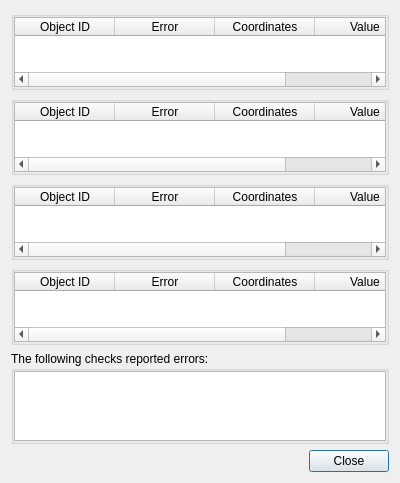
Old version of the form src/plugins/geometry_checker/ui/qgsgeometrycheckerfixsummarydialog.ui in the repository qgis/QGIS.
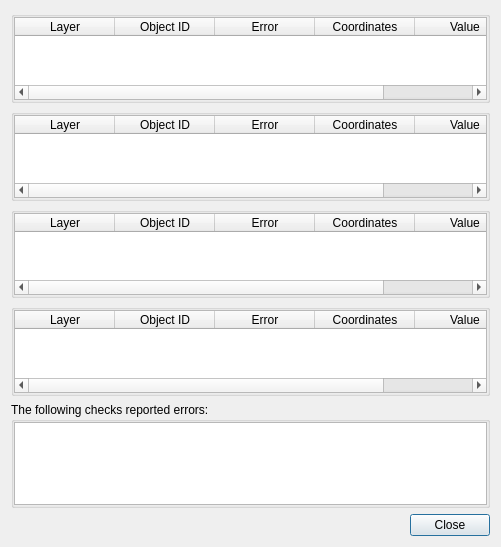
New version of the form.

Commit message: [Geometry checker] Add layer column to fix summary dialog tables

```diff
--- a/src/plugins/geometry_checker/ui/qgsgeometrycheckerfixsummarydialog.ui
+++ b/src/plugins/geometry_checker/ui/qgsgeometrycheckerfixsummarydialog.ui
@@ -6,8 +6,8 @@
    <rect>
     <x>0</x>
     <y>0</y>
-    <width>400</width>
-    <height>442</height>
+    <width>501</width>
+    <height>547</height>
    </rect>
   </property>
   <property name="windowTitle">
@@ -43,6 +43,11 @@
         <attribute name="verticalHeaderVisible">
          <bool>false</bool>
         </attribute>
+        <column>
+         <property name="text">
+          <string>Layer</string>
+         </property>
+        </column>
         <column>
          <property name="text">
           <string>Object ID</string>
@@ -100,6 +105,11 @@
         <attribute name="verticalHeaderVisible">
          <bool>false</bool>
         </attribute>
+        <column>
+         <property name="text">
+          <string>Layer</string>
+         </property>
+        </column>
         <column>
          <property name="text">
           <string>Object ID</string>
@@ -157,6 +167,11 @@
         <attribute name="verticalHeaderVisible">
          <bool>false</bool>
         </attribute>
+        <column>
+         <property name="text">
+          <string>Layer</string>
+         </property>
+        </column>
         <column>
          <property name="text">
           <string>Object ID</string>
@@ -214,6 +229,11 @@
         <attribute name="verticalHeaderVisible">
          <bool>false</bool>
         </attribute>
+        <column>
+         <property name="text">
+          <string>Layer</string>
+         </property>
+        </column>
         <column>
          <property name="text">
           <string>Object ID</string>
```
The commit also changes 1 other file.
